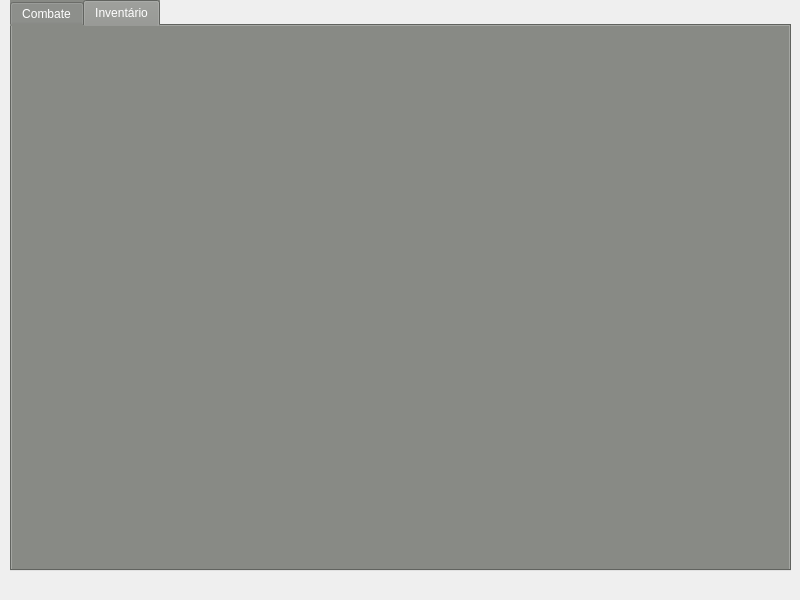
Qt form level.ui (miguelsrrobo/Tagmar) before a commit.
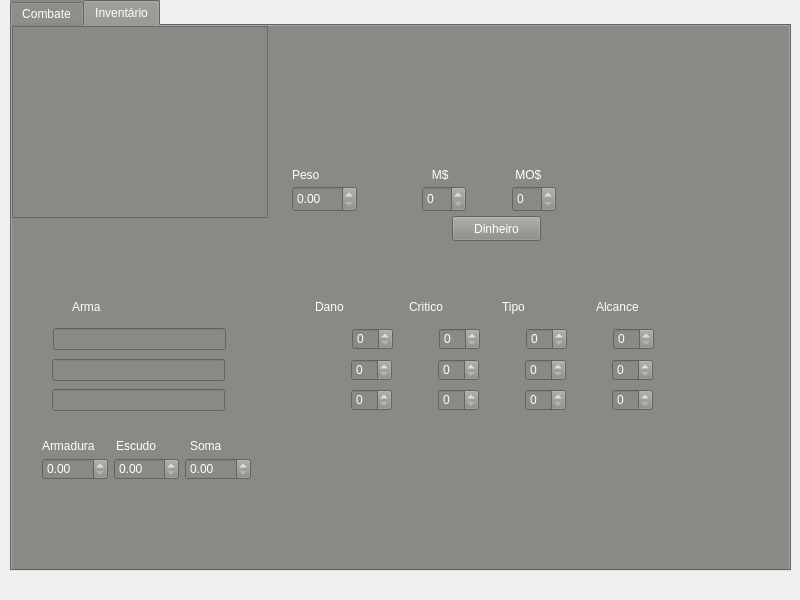
The same form after that commit. The open tabs and pages were chosen to show the change. Icons and pictures are not drawn.

Diff of the .ui file:
```diff
--- a/level.ui
+++ b/level.ui
@@ -198,6 +198,500 @@
      <attribute name="title">
       <string>Inventário</string>
      </attribute>
+     <widget class="QListWidget" name="listWidget">
+      <property name="geometry">
+       <rect>
+        <x>0</x>
+        <y>0</y>
+        <width>256</width>
+        <height>192</height>
+       </rect>
+      </property>
+     </widget>
+     <widget class="QDoubleSpinBox" name="doubleSpinBox">
+      <property name="geometry">
+       <rect>
+        <x>280</x>
+        <y>160</y>
+        <width>65</width>
+        <height>26</height>
+       </rect>
+      </property>
+     </widget>
+     <widget class="QLabel" name="label_2">
+      <property name="geometry">
+       <rect>
+        <x>280</x>
+        <y>140</y>
+        <width>67</width>
+        <height>17</height>
+       </rect>
+      </property>
+      <property name="text">
+       <string>Peso</string>
+      </property>
+     </widget>
+     <widget class="QSpinBox" name="mprataBox">
+      <property name="geometry">
+       <rect>
+        <x>410</x>
+        <y>160</y>
+        <width>44</width>
+        <height>26</height>
+       </rect>
+      </property>
+     </widget>
+     <widget class="QSpinBox" name="mouroBox">
+      <property name="geometry">
+       <rect>
+        <x>500</x>
+        <y>160</y>
+        <width>44</width>
+        <height>26</height>
+       </rect>
+      </property>
+     </widget>
+     <widget class="QWidget" name="layoutWidget_2">
+      <property name="geometry">
+       <rect>
+        <x>40</x>
+        <y>330</y>
+        <width>601</width>
+        <height>29</height>
+       </rect>
+      </property>
+      <layout class="QHBoxLayout" name="horizontalLayout_7">
+       <item>
+        <widget class="QLineEdit" name="lineEdit_2"/>
+       </item>
+       <item>
+        <spacer name="horizontalSpacer_9">
+         <property name="orientation">
+          <enum>Qt::Horizontal</enum>
+         </property>
+         <property name="sizeType">
+          <enum>QSizePolicy::Fixed</enum>
+         </property>
+         <property name="sizeHint" stdset="0">
+          <size>
+           <width>120</width>
+           <height>20</height>
+          </size>
+         </property>
+        </spacer>
+       </item>
+       <item>
+        <layout class="QHBoxLayout" name="horizontalLayout_8">
+         <item>
+          <widget class="QSpinBox" name="spinBox_5"/>
+         </item>
+         <item>
+          <spacer name="horizontalSpacer_10">
+           <property name="orientation">
+            <enum>Qt::Horizontal</enum>
+           </property>
+           <property name="sizeType">
+            <enum>QSizePolicy::Fixed</enum>
+           </property>
+           <property name="sizeHint" stdset="0">
+            <size>
+             <width>40</width>
+             <height>20</height>
+            </size>
+           </property>
+          </spacer>
+         </item>
+         <item>
+          <widget class="QSpinBox" name="spinBox_6"/>
+         </item>
+         <item>
+          <spacer name="horizontalSpacer_11">
+           <property name="orientation">
+            <enum>Qt::Horizontal</enum>
+           </property>
+           <property name="sizeType">
+            <enum>QSizePolicy::Fixed</enum>
+           </property>
+           <property name="sizeHint" stdset="0">
+            <size>
+             <width>40</width>
+             <height>20</height>
+            </size>
+           </property>
+          </spacer>
+         </item>
+         <item>
+          <widget class="QSpinBox" name="spinBox_7"/>
+         </item>
+         <item>
+          <spacer name="horizontalSpacer_12">
+           <property name="orientation">
+            <enum>Qt::Horizontal</enum>
+           </property>
+           <property name="sizeType">
+            <enum>QSizePolicy::Fixed</enum>
+           </property>
+           <property name="sizeHint" stdset="0">
+            <size>
+             <width>40</width>
+             <height>20</height>
+            </size>
+           </property>
+          </spacer>
+         </item>
+         <item>
+          <widget class="QSpinBox" name="spinBox_8"/>
+         </item>
+        </layout>
+       </item>
+      </layout>
+     </widget>
+     <widget class="QWidget" name="layoutWidget_3">
+      <property name="geometry">
+       <rect>
+        <x>40</x>
+        <y>360</y>
+        <width>601</width>
+        <height>29</height>
+       </rect>
+      </property>
+      <layout class="QHBoxLayout" name="horizontalLayout_9">
+       <item>
+        <widget class="QLineEdit" name="lineEdit_3"/>
+       </item>
+       <item>
+        <spacer name="horizontalSpacer_13">
+         <property name="orientation">
+          <enum>Qt::Horizontal</enum>
+         </property>
+         <property name="sizeType">
+          <enum>QSizePolicy::Fixed</enum>
+         </property>
+         <property name="sizeHint" stdset="0">
+          <size>
+           <width>120</width>
+           <height>20</height>
+          </size>
+         </property>
+        </spacer>
+       </item>
+       <item>
+        <layout class="QHBoxLayout" name="horizontalLayout_10">
+         <item>
+          <widget class="QSpinBox" name="spinBox_9"/>
+         </item>
+         <item>
+          <spacer name="horizontalSpacer_14">
+           <property name="orientation">
+            <enum>Qt::Horizontal</enum>
+           </property>
+           <property name="sizeType">
+            <enum>QSizePolicy::Fixed</enum>
+           </property>
+           <property name="sizeHint" stdset="0">
+            <size>
+             <width>40</width>
+             <height>20</height>
+            </size>
+           </property>
+          </spacer>
+         </item>
+         <item>
+          <widget class="QSpinBox" name="spinBox_10"/>
+         </item>
+         <item>
+          <spacer name="horizontalSpacer_15">
+           <property name="orientation">
+            <enum>Qt::Horizontal</enum>
+           </property>
+           <property name="sizeType">
+            <enum>QSizePolicy::Fixed</enum>
+           </property>
+           <property name="sizeHint" stdset="0">
+            <size>
+             <width>40</width>
+             <height>20</height>
+            </size>
+           </property>
+          </spacer>
+         </item>
+         <item>
+          <widget class="QSpinBox" name="spinBox_11"/>
+         </item>
+         <item>
+          <spacer name="horizontalSpacer_16">
+           <property name="orientation">
+            <enum>Qt::Horizontal</enum>
+           </property>
+           <property name="sizeType">
+            <enum>QSizePolicy::Fixed</enum>
+           </property>
+           <property name="sizeHint" stdset="0">
+            <size>
+             <width>40</width>
+             <height>20</height>
+            </size>
+           </property>
+          </spacer>
+         </item>
+         <item>
+          <widget class="QSpinBox" name="spinBox_12"/>
+         </item>
+        </layout>
+       </item>
+      </layout>
+     </widget>
+     <widget class="QPushButton" name="pushButton_2">
+      <property name="geometry">
+       <rect>
+        <x>440</x>
+        <y>190</y>
+        <width>89</width>
+        <height>25</height>
+       </rect>
+      </property>
+      <property name="text">
+       <string>Dinheiro</string>
+      </property>
+     </widget>
+     <widget class="QLabel" name="label_13">
+      <property name="geometry">
+       <rect>
+        <x>400</x>
+        <y>140</y>
+        <width>67</width>
+        <height>17</height>
+       </rect>
+      </property>
+      <property name="text">
+       <string>      M$</string>
+      </property>
+     </widget>
+     <widget class="QLabel" name="label_14">
+      <property name="geometry">
+       <rect>
+        <x>490</x>
+        <y>140</y>
+        <width>67</width>
+        <height>17</height>
+       </rect>
+      </property>
+      <property name="text">
+       <string>    MO$</string>
+      </property>
+     </widget>
+     <widget class="QWidget" name="">
+      <property name="geometry">
+       <rect>
+        <x>30</x>
+        <y>430</y>
+        <width>209</width>
+        <height>27</height>
+       </rect>
+      </property>
+      <layout class="QHBoxLayout" name="horizontalLayout_11">
+       <item>
+        <widget class="QDoubleSpinBox" name="doubleSpinBox_2"/>
+       </item>
+       <item>
+        <widget class="QDoubleSpinBox" name="doubleSpinBox_3"/>
+       </item>
+       <item>
+        <widget class="QDoubleSpinBox" name="doubleSpinBox_4"/>
+       </item>
+      </layout>
+     </widget>
+     <widget class="QWidget" name="">
+      <property name="geometry">
+       <rect>
+        <x>41</x>
+        <y>299</y>
+        <width>601</width>
+        <height>29</height>
+       </rect>
+      </property>
+      <layout class="QHBoxLayout" name="horizontalLayout_6">
+       <item>
+        <widget class="QLineEdit" name="lineEdit"/>
+       </item>
+       <item>
+        <spacer name="horizontalSpacer_5">
+         <property name="orientation">
+          <enum>Qt::Horizontal</enum>
+         </property>
+         <property name="sizeType">
+          <enum>QSizePolicy::Fixed</enum>
+         </property>
+         <property name="sizeHint" stdset="0">
+          <size>
+           <width>120</width>
+           <height>20</height>
+          </size>
+         </property>
+        </spacer>
+       </item>
+       <item>
+        <layout class="QHBoxLayout" name="horizontalLayout_5">
+         <item>
+          <widget class="QSpinBox" name="spinBox"/>
+         </item>
+         <item>
+          <spacer name="horizontalSpacer_6">
+           <property name="orientation">
+            <enum>Qt::Horizontal</enum>
+           </property>
+           <property name="sizeType">
+            <enum>QSizePolicy::Fixed</enum>
+           </property>
+           <property name="sizeHint" stdset="0">
+            <size>
+             <width>40</width>
+             <height>20</height>
+            </size>
+           </property>
+          </spacer>
+         </item>
+         <item>
+          <widget class="QSpinBox" name="spinBox_2"/>
+         </item>
+         <item>
+          <spacer name="horizontalSpacer_7">
+           <property name="orientation">
+            <enum>Qt::Horizontal</enum>
+           </property>
+           <property name="sizeType">
+            <enum>QSizePolicy::Fixed</enum>
+           </property>
+           <property name="sizeHint" stdset="0">
+            <size>
+             <width>40</width>
+             <height>20</height>
+            </size>
+           </property>
+          </spacer>
+         </item>
+         <item>
+          <widget class="QSpinBox" name="spinBox_3"/>
+         </item>
+         <item>
+          <spacer name="horizontalSpacer_8">
+           <property name="orientation">
+            <enum>Qt::Horizontal</enum>
+           </property>
+           <property name="sizeType">
+            <enum>QSizePolicy::Fixed</enum>
+           </property>
+           <property name="sizeHint" stdset="0">
+            <size>
+             <width>40</width>
+             <height>20</height>
+            </size>
+           </property>
+          </spacer>
+         </item>
+         <item>
+          <widget class="QSpinBox" name="spinBox_4"/>
+         </item>
+        </layout>
+       </item>
+      </layout>
+     </widget>
+     <widget class="QWidget" name="">
+      <property name="geometry">
+       <rect>
+        <x>60</x>
+        <y>270</y>
+        <width>611</width>
+        <height>22</height>
+       </rect>
+      </property>
+      <layout class="QHBoxLayout" name="horizontalLayout_12">
+       <item>
+        <widget class="QLabel" name="label_3">
+         <property name="text">
+          <string>Arma</string>
+         </property>
+        </widget>
+       </item>
+       <item>
+        <spacer name="horizontalSpacer_4">
+         <property name="orientation">
+          <enum>Qt::Horizontal</enum>
+         </property>
+         <property name="sizeType">
+          <enum>QSizePolicy::Fixed</enum>
+         </property>
+         <property name="sizeHint" stdset="0">
+          <size>
+           <width>150</width>
+           <height>20</height>
+          </size>
+         </property>
+        </spacer>
+       </item>
+       <item>
+        <widget class="QLabel" name="label_4">
+         <property name="text">
+          <string>Dano</string>
+         </property>
+        </widget>
+       </item>
+       <item>
+        <widget class="QLabel" name="label_5">
+         <property name="text">
+          <string>Critico</string>
+         </property>
+        </widget>
+       </item>
+       <item>
+        <widget class="QLabel" name="label_8">
+         <property name="text">
+          <string>Tipo</string>
+         </property>
+        </widget>
+       </item>
+       <item>
+        <widget class="QLabel" name="label_9">
+         <property name="text">
+          <string>Alcance</string>
+         </property>
+        </widget>
+       </item>
+      </layout>
+     </widget>
+     <widget class="QWidget" name="">
+      <property name="geometry">
+       <rect>
+        <x>30</x>
+        <y>410</y>
+        <width>216</width>
+        <height>19</height>
+       </rect>
+      </property>
+      <layout class="QHBoxLayout" name="horizontalLayout_13">
+       <item>
+        <widget class="QLabel" name="label_10">
+         <property name="text">
+          <string>Armadura</string>
+         </property>
+        </widget>
+       </item>
+       <item>
+        <widget class="QLabel" name="label_11">
+         <property name="text">
+          <string>Escudo</string>
+         </property>
+        </widget>
+       </item>
+       <item>
+        <widget class="QLabel" name="label_12">
+         <property name="text">
+          <string>Soma</string>
+         </property>
+        </widget>
+       </item>
+      </layout>
+     </widget>
     </widget>
    </widget>
   </widget>
```
Left out of the diff: 39 changed lines with no effect on the pictures.
